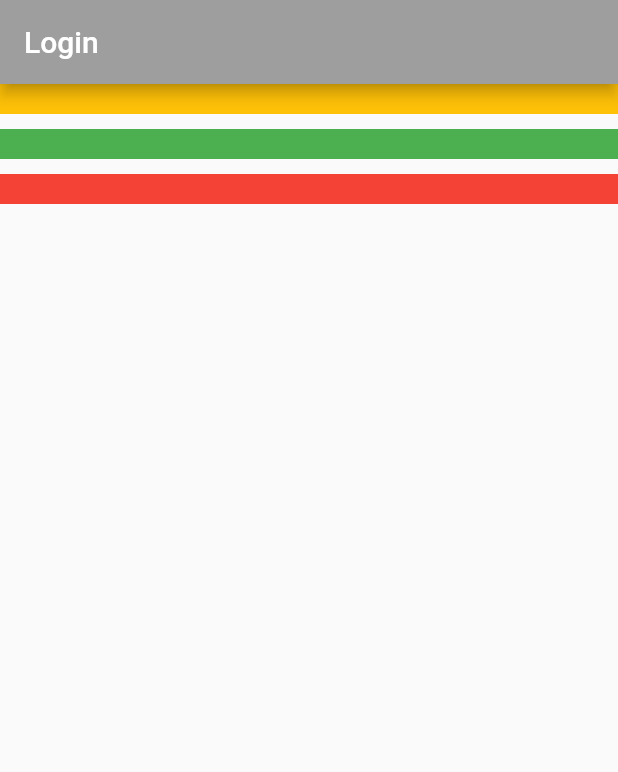
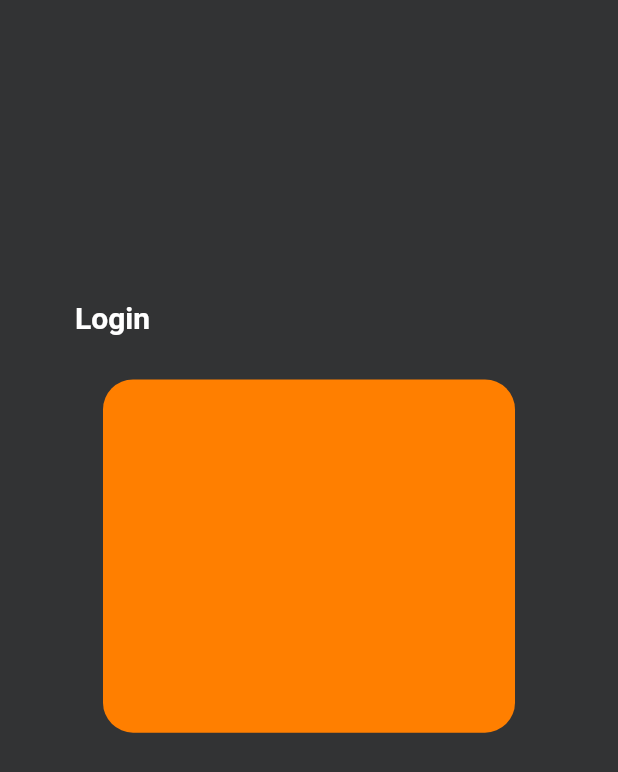
Before and after one commit to fauzinurirfan23/demo_project_satu, a Flutter app: the screen it shows after launch, on a phone screen of 412 x 824 dp. Shown: the top 772 px of the screen. Run offline on Flutter 3.47's test engine with Material 2 defaults, Android fonts, the light colour scheme and no system bars.

Commit message:
Update loginpage.dart

```diff
--- a/lib/loginpage.dart
+++ b/lib/loginpage.dart
@@ -11,30 +11,52 @@ class _LoginPageState extends State<LoginPage> {
   @override
   Widget build(BuildContext context) {
     return Scaffold(
-      appBar: AppBar(
-        backgroundColor: Colors.grey,
-        title: const Text('Login'),
-      ),
-      body: Column(
+
+      body: Stack(
         children: [
+
           Container(
-            height: 20,
-            width: double.infinity,
-            color: Colors.amber,
-          ),
-          const SizedBox(height: 10),
-          Container(
-            height: 20,
-            width: double.infinity,
-            color: Colors.green,
-          ),
-          const SizedBox(height: 10),
-          Container(
-            height: 20,
-            width: double.infinity,
-            color: Colors.red,
-          ),
-          const SizedBox(height: 10),
+            // Background Utama
+          color: Color(0xff323334),
+          width: double.infinity,
+            ),
+
+            Positioned(
+              top: 200,
+              left: 50,
+              right: 50,
+
+              child: Column(
+                children: [
+                  Align(
+                    alignment: Alignment.topLeft,
+                    child: Container(
+                      child:const Text('Login',
+
+                      style: TextStyle(
+                        color: Colors.white,
+                        fontSize: 20,
+                        fontWeight: FontWeight.bold,
+                      ),
+                      ),
+                    ),
+                  ),
+                  const SizedBox(height: 30,),
+                  Container(
+
+                          height: MediaQuery.of(context).size.height / 3.5,
+                          width: MediaQuery.of(context).size.height / 3.0,
+                          decoration: BoxDecoration(
+                            color: const Color(0xffFF7F00),
+                            borderRadius: BorderRadius.circular(20)
+
+                          ),
+
+                  ),
+                ],
+              ),
+            ),
+
         ],
       ),
     );
```
